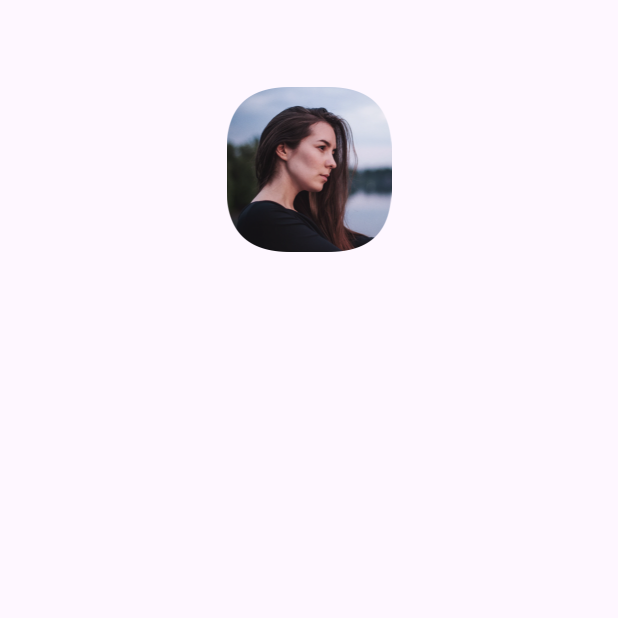
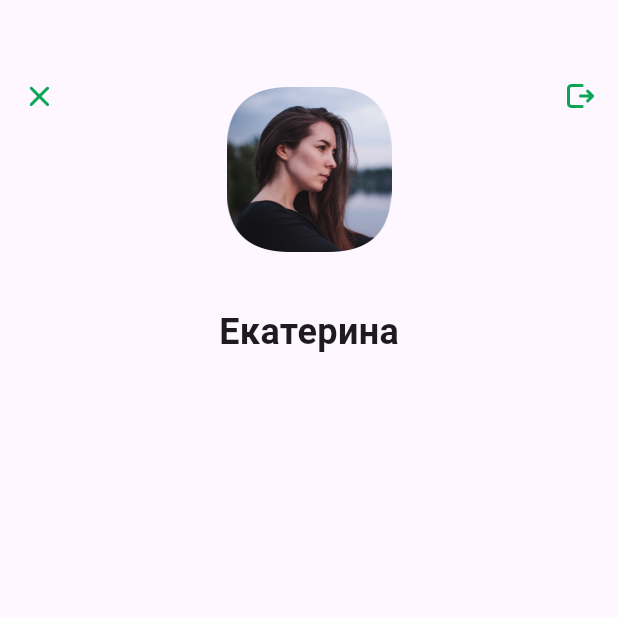
Before and after one commit to zavyalov-daniil/zavialov-flutter-1, a Flutter app: the screen it shows after launch, on a phone screen of 412 x 824 dp, the top half of it. Run offline on Flutter 3.47's test engine with Material 3 defaults, Android fonts, the phone set to English and light mode, and no system bars; Roboto replaces fonts that are missing (SF Pro Display).

Commit message:
[+] add head

```diff
--- a/lib/main.dart
+++ b/lib/main.dart
@@ -27,11 +27,31 @@ class MyHomePage extends StatelessWidget {
   @override
   Widget build(BuildContext context) {
     return Scaffold(
-      body: SingleChildScrollView(
-        child: Column(
+      body: ListView(
         children: <Widget>[
+          Stack(children: <Widget>[
+            Positioned(
+                top: 52,
+                left: 14,
+                height: 24,
+                width: 24,
+                child: Padding(
+                    padding: const EdgeInsets.all(5.41),
+                    child: Image.asset("assets/images/close.png"))),
+            Positioned(
+                top: 52,
+                right: 14,
+                height: 24,
+                width: 24,
+                child: Padding(
+                    padding: const EdgeInsets.only(
+                        top: 4, left: 4, bottom: 4, right: 2),
+                    child: Image.asset("assets/images/exit.png"))),
             const SizedBox(height: 58),
             Center(
+              child: Column(children: <Widget>[
+                Padding(
+                  padding: const EdgeInsets.only(top: 58, bottom: 36),
                   child: Container(
                     width: 110,
                     height: 110,
@@ -44,8 +64,18 @@ class MyHomePage extends StatelessWidget {
                     ),
                   ),
                 ),
+                const Text(
+                  "Екатерина",
+                  style: TextStyle(
+                      fontSize: 24,
+                      fontWeight: FontWeight.w700,
+                      fontFamily: "SF Pro Display"),
+                ),
+              ]),
+            ),
+
+          ]),
         ],
-        ),
       ),
     );
   }
--- a/pubspec.yaml
+++ b/pubspec.yaml
@@ -60,6 +60,8 @@ flutter:
 
   assets:
     - assets/images/photo.png
+    - assets/images/close.png
+    - assets/images/exit.png
 
   # An image asset can refer to one or more resolution-specific "variants", see
   # https://flutter.dev/assets-and-images/#resolution-aware
```
Also changed, not shown: assets/images/close.png (added), assets/images/exit.png (added). Lines whose indentation alone changed are shown as unchanged.
